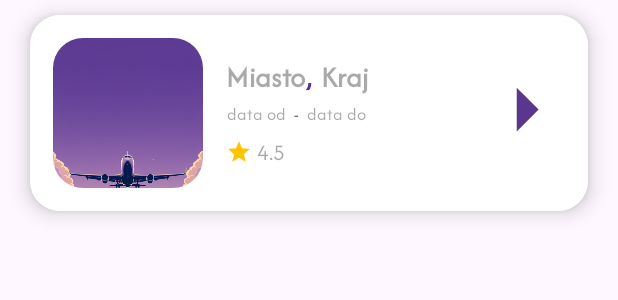
After one commit to OlgaKakhnovich/Travel-App, an Android app: the layout list_item.xml on its own in the app's theme, with its tools: preview values and no code run, on a phone screen of 412 x 824 dp. The commit adds this screen. Shown: the top 300 px of the screen. Run offline under Robolectric (Android 15) with nearby library versions, the phone set to English and light mode, and no system bars.

Commit message:
List item

```diff
--- a/app/build.gradle.kts
+++ b/app/build.gradle.kts
@@ -27,6 +27,9 @@ android {
             )
         }
     }
+    buildFeatures {
+        viewBinding = true
+    }
     compileOptions {
         sourceCompatibility = JavaVersion.VERSION_1_8
         targetCompatibility = JavaVersion.VERSION_1_8
--- /dev/null
+++ b/app/src/main/java/com/example/travel_application/PlaceListFragment.kt
@@ -0,0 +1,59 @@
+package com.example.travel_application
+
+import android.os.Bundle
+import androidx.fragment.app.Fragment
+import android.view.LayoutInflater
+import android.view.View
+import android.view.ViewGroup
+
+// TODO: Rename parameter arguments, choose names that match
+// the fragment initialization parameters, e.g. ARG_ITEM_NUMBER
+private const val ARG_PARAM1 = "param1"
+private const val ARG_PARAM2 = "param2"
+
+/**
+ * A simple [Fragment] subclass.
+ * Use the [PlaceListFragment.newInstance] factory method to
+ * create an instance of this fragment.
+ */
+class PlaceListFragment : Fragment() {
+    // TODO: Rename and change types of parameters
+    private var param1: String? = null
+    private var param2: String? = null
+
+    override fun onCreate(savedInstanceState: Bundle?) {
+        super.onCreate(savedInstanceState)
+        arguments?.let {
+            param1 = it.getString(ARG_PARAM1)
+            param2 = it.getString(ARG_PARAM2)
+        }
+    }
+
+    override fun onCreateView(
+        inflater: LayoutInflater, container: ViewGroup?,
+        savedInstanceState: Bundle?
+    ): View? {
+        // Inflate the layout for this fragment
+        return inflater.inflate(R.layout.fragment_place_list, container, false)
+    }
+
+    companion object {
+        /**
+         * Use this factory method to create a new instance of
+         * this fragment using the provided parameters.
+         *
+         * @param param1 Parameter 1.
+         * @param param2 Parameter 2.
+         * @return A new instance of fragment PlaceListFragment.
+         */
+        // TODO: Rename and change types and number of parameters
+        @JvmStatic
+        fun newInstance(param1: String, param2: String) =
+            PlaceListFragment().apply {
+                arguments = Bundle().apply {
+                    putString(ARG_PARAM1, param1)
+                    putString(ARG_PARAM2, param2)
+                }
+            }
+    }
+}
--- /dev/null
+++ b/app/src/main/res/drawable/baseline_arrow_right_24.xml
@@ -0,0 +1,5 @@
+<vector xmlns:android="http://schemas.android.com/apk/res/android" android:autoMirrored="true" android:height="24dp" android:tint="#5B368D" android:viewportHeight="24" android:viewportWidth="24" android:width="24dp">
+
+    <path android:fillColor="@android:color/white" android:pathData="M10,17l5,-5 -5,-5v10z"/>
+
+</vector>
--- /dev/null
+++ b/app/src/main/res/drawable/star.xml
@@ -0,0 +1,5 @@
+<vector xmlns:android="http://schemas.android.com/apk/res/android" android:height="24dp" android:tint="#FDC500" android:viewportHeight="24" android:viewportWidth="24" android:width="24dp">
+
+    <path android:fillColor="@android:color/white" android:pathData="M12,17.27L18.18,21l-1.64,-7.03L22,9.24l-7.19,-0.61L12,2 9.19,8.63 2,9.24l5.46,4.73L5.82,21z"/>
+
+</vector>
--- /dev/null
+++ b/app/src/main/res/layout/fragment_place_list.xml
@@ -0,0 +1,14 @@
+<?xml version="1.0" encoding="utf-8"?>
+<FrameLayout xmlns:android="http://schemas.android.com/apk/res/android"
+    xmlns:tools="http://schemas.android.com/tools"
+    android:layout_width="match_parent"
+    android:layout_height="match_parent"
+    tools:context=".PlaceListFragment">
+
+    <!-- TODO: Update blank fragment layout -->
+    <TextView
+        android:layout_width="match_parent"
+        android:layout_height="match_parent"
+        android:text="@string/hello_blank_fragment" />
+
+</FrameLayout>
--- /dev/null
+++ b/app/src/main/res/layout/list_item.xml
@@ -0,0 +1,159 @@
+<?xml version="1.0" encoding="utf-8"?>
+<androidx.cardview.widget.CardView
+    xmlns:android="http://schemas.android.com/apk/res/android"
+    xmlns:app="http://schemas.android.com/apk/res-auto"
+    android:layout_marginStart="20dp"
+    android:layout_marginEnd="20dp"
+    android:layout_marginVertical="10dp"
+    android:layout_marginHorizontal="10dp"
+    app:cardCornerRadius="20dp"
+    app:cardElevation="8dp"
+    android:fontFamily="@font/afacad"
+    android:layout_width="match_parent"
+    android:layout_height="wrap_content">
+
+    <LinearLayout
+        android:layout_width="match_parent"
+        android:background="@color/white"
+        android:layout_height="wrap_content">
+
+        <com.google.android.material.imageview.ShapeableImageView
+            android:layout_width="100dp"
+            android:layout_height="100dp"
+            android:id="@+id/listImage"
+            android:src="@drawable/samolot"
+            android:scaleType="centerCrop"
+            android:layout_marginStart="15dp"
+            android:layout_marginBottom="15dp"
+            android:layout_marginTop="15dp"
+            app:shapeAppearanceOverlay="@style/roundImage"/>
+
+        <LinearLayout
+            android:layout_width="wrap_content"
+            android:layout_height="wrap_content"
+            android:orientation="vertical"
+            android:layout_marginTop="28dp">
+
+        <LinearLayout
+            android:layout_marginLeft="15dp"
+            android:layout_width="wrap_content"
+            android:layout_height="wrap_content"
+            android:gravity="center">
+
+            <TextView
+                android:id="@+id/list_city_id"
+                android:layout_width="wrap_content"
+                android:layout_height="wrap_content"
+                android:hint="Miasto"
+                android:fontFamily="@font/afacad"
+                android:textColor="@color/purple_dark"
+                android:textSize="20sp"
+                android:textStyle="bold" />
+
+
+            <TextView
+                android:id="@+id/list_comma_id"
+                android:layout_width="wrap_content"
+                android:layout_height="wrap_content"
+                android:padding="0dp"
+                android:textColor="@color/purple_dark"
+                android:text=","
+                android:fontFamily="@font/afacad"
+                android:textStyle="bold"
+                android:textSize="20sp" />
+
+
+            <TextView
+                android:id="@+id/list_country_id"
+                android:layout_width="wrap_content"
+                android:layout_height="wrap_content"
+                android:paddingLeft="6dp"
+                android:textColor="@color/purple_dark"
+                android:fontFamily="@font/afacad"
+                android:hint="Kraj"
+                android:textStyle="bold"
+                android:textSize="20sp"/>
+
+        </LinearLayout>
+
+        <LinearLayout
+            android:layout_marginLeft="16dp"
+            android:layout_width="wrap_content"
+            android:layout_height="wrap_content"
+            android:layout_marginTop="3dp"
+            android:gravity="center">
+
+            <TextView
+                android:id="@+id/date_from_id"
+                android:layout_width="wrap_content"
+                android:fontFamily="@font/afacad"
+                android:layout_height="wrap_content"
+                android:hint="data od"
+                android:textColor="@color/purple_dark"
+                android:textSize="12sp"
+               />
+
+
+            <TextView
+                android:id="@+id/dash_id"
+                android:layout_width="wrap_content"
+                android:layout_height="wrap_content"
+                android:paddingLeft="5dp"
+                android:paddingRight="5dp"
+                android:fontFamily="@font/afacad"
+                android:textColor="@color/purple_dark"
+                android:text="-"
+                android:textSize="12sp" />
+
+
+            <TextView
+                android:id="@+id/date_to_id"
+                android:layout_width="wrap_content"
+                android:layout_height="wrap_content"
+                android:textColor="@color/purple_dark"
+                android:hint="data do"
+                android:fontFamily="@font/afacad"
+                android:textSize="12sp"/>
+
+        </LinearLayout>
+
+
+        <LinearLayout
+            android:layout_marginLeft="15dp"
+            android:layout_width="wrap_content"
+            android:layout_height="wrap_content"
+            android:layout_marginTop="7dp"
+            android:gravity="center">
+
+
+            <ImageView
+                android:layout_width="17dp"
+                android:layout_height="17dp"
+                android:src="@drawable/star"/>
+
+            <TextView
+                android:id="@+id/star_id"
+                android:layout_width="wrap_content"
+                android:fontFamily="@font/afacad"
+                android:layout_height="wrap_content"
+                android:paddingLeft="3dp"
+                android:hint="4.5"
+                android:textColor="@color/purple_dark"
+                android:textSize="15sp"
+                />
+
+        </LinearLayout>
+
+        </LinearLayout>
+
+        <ImageView
+            android:layout_width="70dp"
+            android:layout_height="70dp"
+            android:layout_marginTop="28dp"
+            android:layout_marginLeft="70dp"
+            android:src="@drawable/baseline_arrow_right_24" />
+
+
+    </LinearLayout>
+
+</androidx.cardview.widget.CardView>
--- a/app/src/main/res/values/strings.xml
+++ b/app/src/main/res/values/strings.xml
@@ -15,7 +15,6 @@
     <string name="email">e-mail</string>
 
 
-
     <string name="signup_text">REJESTRACJA</string>
     <string name="signup2">Zarejestruj się</string>
     <string name="name">Imię</string>
@@ -24,9 +23,6 @@
     <string name="haveaccount">Mam już konto - zaloguj się</string>
 
 
-
-
-
     <!-- TODO: Remove or change this placeholder text -->
     <string name="hello_blank_fragment">Hello blank fragment</string>
 </resources>
--- a/app/src/main/res/values/styles.xml
+++ b/app/src/main/res/values/styles.xml
@@ -8,4 +8,10 @@
         <item name="colorAccent">@color/colorAccent</item>
     </style>
 
+
+    <style name="roundImage">
+        <item name="cornerFamily">rounded</item>
+        <item name="cornerSize">20%</item>
+    </style>
+
 </resources>
```
Also changed, not shown: app/src/main/res/drawable/bg.png (added).
